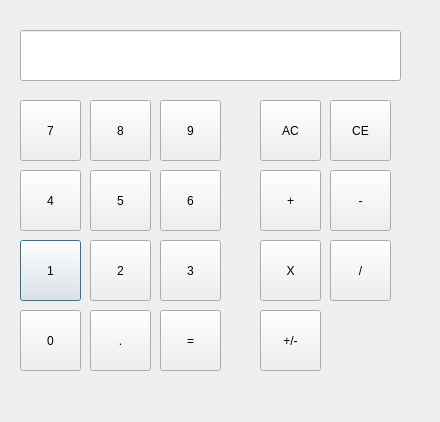
Above: calc.ui from woolimi/pyqt-calculator before the change. Below: the same form after it.
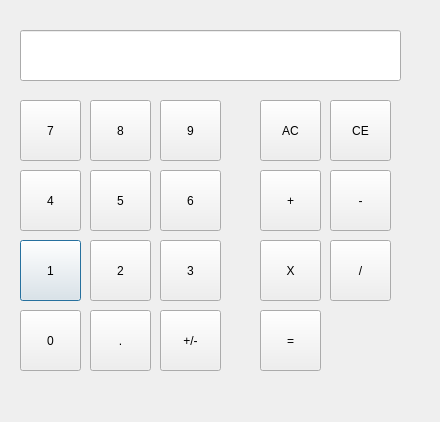
That is the form after the change.

```diff
--- a/calc.ui
+++ b/calc.ui
@@ -97,7 +97,7 @@
   <widget class="QPushButton" name="equalBtn">
    <property name="geometry">
     <rect>
-     <x>160</x>
+     <x>260</x>
      <y>310</y>
      <width>61</width>
      <height>61</height>
@@ -266,7 +266,7 @@
   <widget class="QPushButton" name="sign">
    <property name="geometry">
     <rect>
-     <x>260</x>
+     <x>160</x>
      <y>310</y>
      <width>61</width>
      <height>61</height>
```
